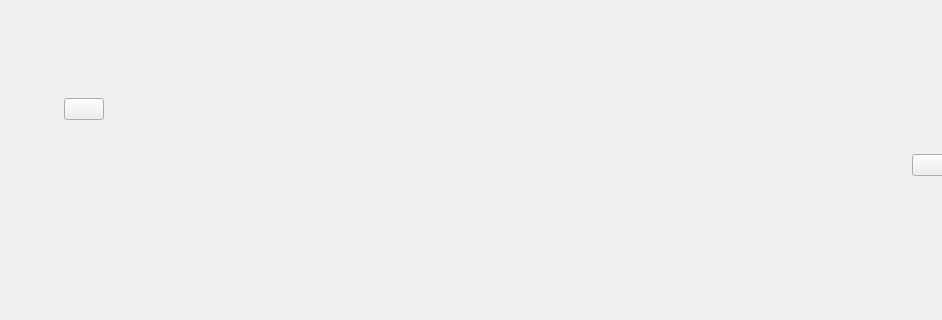
First picture: the form in src/prism-live-studio/PRISMLiveStudio/prism-ui/scene-templates/PLSSceneTemplateDetailScene.ui, repository naver/prism-live-studio, before the edit; both pictures show x 0 to 942 and y 0 to 320 of the 1052 by 553 pixel window.
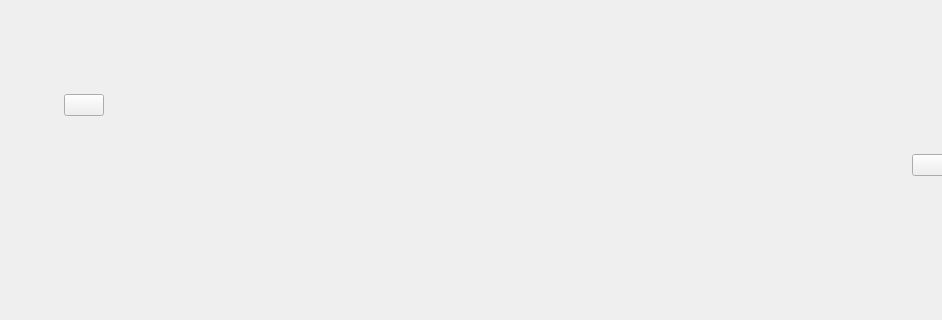
Second picture: the form after the edit. Custom widgets are drawn as their Qt base class.

Diff of the .ui file:
```diff
--- a/src/prism-live-studio/PRISMLiveStudio/prism-ui/scene-templates/PLSSceneTemplateDetailScene.ui
+++ b/src/prism-live-studio/PRISMLiveStudio/prism-ui/scene-templates/PLSSceneTemplateDetailScene.ui
@@ -79,7 +79,7 @@
          <number>0</number>
         </property>
         <property name="topMargin">
-         <number>23</number>
+         <number>21</number>
         </property>
         <property name="rightMargin">
          <number>0</number>
@@ -108,35 +108,6 @@
             </property>
            </widget>
           </item>
-          <item>
-           <spacer name="horizontalSpacer">
-            <property name="orientation">
-             <enum>Qt::Horizontal</enum>
-            </property>
-            <property name="sizeType">
-             <enum>QSizePolicy::Fixed</enum>
-            </property>
-            <property name="sizeHint" stdset="0">
-             <size>
-              <width>8</width>
-              <height>0</height>
-             </size>
-            </property>
-           </spacer>
-          </item>
-          <item alignment="Qt::AlignVCenter">
-           <widget class="QLabel" name="detailSceneIconLabel">
-            <property name="minimumSize">
-             <size>
-              <width>30</width>
-              <height>0</height>
-             </size>
-            </property>
-            <property name="text">
-             <string/>
-            </property>
-           </widget>
-          </item>
           <item>
            <spacer name="horizontalSpacer_2">
             <property name="orientation">
@@ -163,7 +134,7 @@
           <property name="sizeHint" stdset="0">
            <size>
             <width>0</width>
-            <height>10</height>
+            <height>8</height>
            </size>
           </property>
          </spacer>
@@ -495,6 +466,11 @@
   </layout>
  </widget>
  <customwidgets>
+  <customwidget>
+   <class>PLSSceneInstallButton</class>
+   <extends>QPushButton</extends>
+   <header>PLSSceneInstallButton.h</header>
+  </customwidget>
   <customwidget>
    <class>PLSSceneTemplateImageView</class>
    <extends>QWidget</extends>
@@ -507,11 +483,6 @@
    <header>PLSMediaRender.h</header>
    <container>1</container>
   </customwidget>
-  <customwidget>
-   <class>PLSSceneInstallButton</class>
-   <extends>QPushButton</extends>
-   <header>PLSSceneInstallButton.h</header>
-  </customwidget>
   <customwidget>
    <class>PLSSceneTemplateReturnButton</class>
    <extends>QWidget</extends>
```
